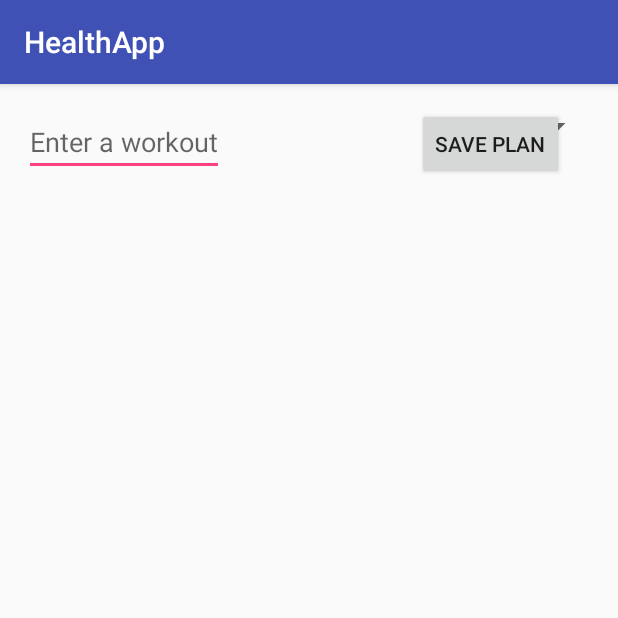
After one commit to sgoldberg1123/HealMeAndroid, an Android app: the PlannerActivity screen opened directly, with no data from a screen before it, on a phone screen of 412 x 824 dp, the top half of it. The commit adds this screen. Run offline under Robolectric (Android 15) with nearby library versions, the phone set to English and light mode, and no system bars.

Commit message:
Created android project

```diff
--- a/app/src/main/AndroidManifest.xml
+++ b/app/src/main/AndroidManifest.xml
@@ -15,7 +15,8 @@
                 <category android:name="android.intent.category.LAUNCHER" />
             </intent-filter>
         </activity>
-        <activity android:name=".DisplayMessageActivity"></activity>
+        <activity android:name=".DisplayMessageActivity" />
+        <activity android:name=".PlannerActivity"></activity>
     </application>
 
 </manifest>
--- a/app/src/main/java/healmebaby/healthapp/MainActivity.java
+++ b/app/src/main/java/healmebaby/healthapp/MainActivity.java
@@ -23,4 +23,10 @@ public class MainActivity extends AppCompatActivity {
         intent.putExtra(EXTRA_MESSAGE, message);
         startActivity(intent);
     }
+
+    /** go to the planner page */
+    public void plannerPage(View view) {
+        Intent planner_Intent = new Intent(this, PlannerActivity.class);
+        startActivity(planner_Intent);
+    }
 }
--- /dev/null
+++ b/app/src/main/java/healmebaby/healthapp/PlannerActivity.java
@@ -0,0 +1,30 @@
+package healmebaby.healthapp;
+
+import android.content.Intent;
+import android.support.v7.app.AppCompatActivity;
+import android.os.Bundle;
+import android.util.Log;
+import android.view.View;
+import android.widget.AdapterView;
+import android.widget.ArrayAdapter;
+import android.widget.EditText;
+import android.widget.Spinner;
+
+import static healmebaby.healthapp.R.styleable.Spinner;
+
+public class PlannerActivity extends AppCompatActivity {
+    public final static String EXTRA_MESSAGE = "healmebaby.healthapp.MESSAGE";
+
+    @Override
+    protected void onCreate(Bundle savedInstanceState) {
+        super.onCreate(savedInstanceState);
+        setContentView(R.layout.activity_planner);
+    }
+
+    public void save_Plan(View view) {
+        //Do something in response to button
+        EditText editPlan = (EditText) findViewById(R.id.edit_plan);
+        String message = editPlan.getText().toString();
+    }
+
+}
--- a/app/src/main/res/layout/activity_main.xml
+++ b/app/src/main/res/layout/activity_main.xml
@@ -15,4 +15,9 @@
         android:layout_height="wrap_content"
         android:text="@string/button_send"
         android:onClick="sendMessage"/>
+    <Button
+        android:layout_width="wrap_content"
+        android:layout_height="wrap_content"
+        android:text="@string/planner_page_send"
+        android:onClick="plannerPage"/>
 </LinearLayout>
--- /dev/null
+++ b/app/src/main/res/layout/activity_planner.xml
@@ -0,0 +1,34 @@
+<?xml version="1.0" encoding="utf-8"?>
+<RelativeLayout xmlns:android="http://schemas.android.com/apk/res/android"
+    xmlns:tools="http://schemas.android.com/tools"
+    android:id="@+id/activity_planner"
+    android:layout_width="match_parent"
+    android:layout_height="match_parent"
+    android:paddingBottom="@dimen/activity_vertical_margin"
+    android:paddingLeft="@dimen/activity_horizontal_margin"
+    android:paddingRight="@dimen/activity_horizontal_margin"
+    android:paddingTop="@dimen/activity_vertical_margin"
+    tools:context="healmebaby.healthapp.PlannerActivity">
+
+    <EditText android:id="@+id/edit_plan"
+        android:layout_weight="1"
+        android:layout_width="wrap_content"
+        android:layout_height="wrap_content"
+        android:hint="@string/enter_workout"
+        android:layout_alignParentStart="true" />
+
+    <Button
+        android:layout_width="wrap_content"
+        android:layout_height="wrap_content"
+        android:text="@string/save_plan"
+        android:onClick="savePlan"
+        android:layout_alignParentTop="true"
+        android:layout_alignParentEnd="true"
+        android:layout_marginEnd="20dp" />
+    <Spinner
+        android:id="@+id/static_spinner"
+        android:layout_width="fill_parent"
+        android:layout_height="wrap_content"/>
+
+
+</RelativeLayout>
```
Also changed, not shown: app/src/main/res/values/strings.xml (+19 -0 lines).
